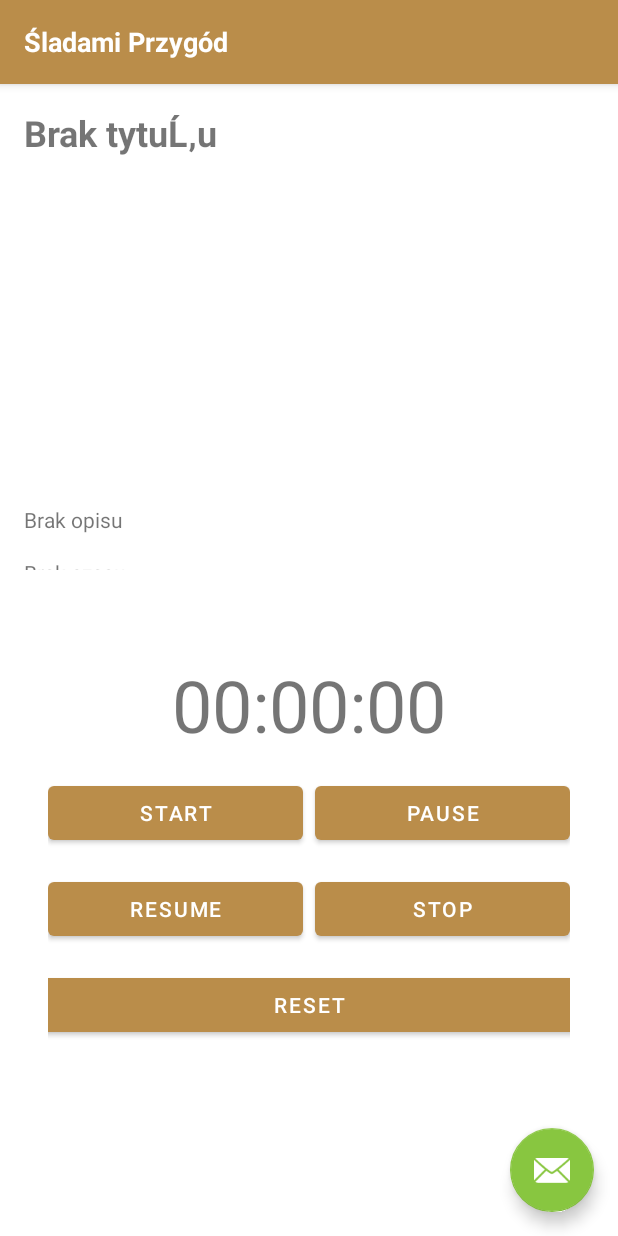
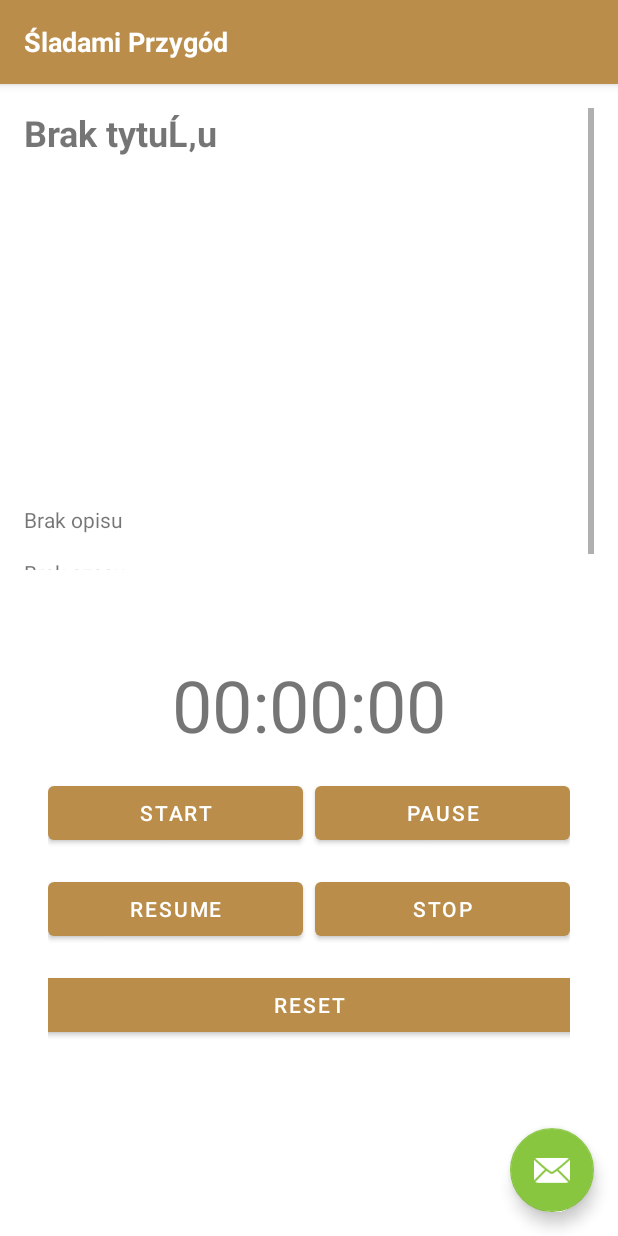
Before and after one commit to juliaban/AM_154015, an Android app: the StoperFragment screen opened directly, with no data from a screen before it, on a phone screen of 412 x 824 dp. Run offline under Robolectric (Android 15) with nearby library versions, the phone set to English and light mode, and no system bars; Roboto replaces fonts that are not available here.

Commit message:
Initial Commit

```diff
--- a/app/src/main/java/com/example/sladamiprzygod/BaseActivity.kt
+++ b/app/src/main/java/com/example/sladamiprzygod/BaseActivity.kt
@@ -13,7 +13,7 @@ open class BaseActivity : AppCompatActivity() {
         setContentView(R.layout.activity_base)
         val toolbar: Toolbar = findViewById(R.id.toolbar)
         setSupportActionBar(toolbar)
-        supportActionBar?.title = getString(R.string.app_name) // Ustawianie tytuĹ‚u na nazwÄ™ aplikacji
+        supportActionBar?.title = getString(R.string.app_name)
     }
 
 
--- a/app/src/main/java/com/example/sladamiprzygod/DetailsActivity.kt
+++ b/app/src/main/java/com/example/sladamiprzygod/DetailsActivity.kt
@@ -39,6 +39,7 @@ class DetailsActivity : BaseActivity() {
             }
         }
 
+
         val stopwatchFragment = StoperFragment()
 
         supportFragmentManager.inTransaction {
@@ -67,6 +68,8 @@ class DetailsActivity : BaseActivity() {
         }
     }
 
+
+
     override fun onRequestPermissionsResult(requestCode: Int, permissions: Array<out String>, grantResults: IntArray) {
         super.onRequestPermissionsResult(requestCode, permissions, grantResults)
         if (requestCode == SMS_PERMISSION_CODE) {
--- a/app/src/main/java/com/example/sladamiprzygod/StoperFragment.kt
+++ b/app/src/main/java/com/example/sladamiprzygod/StoperFragment.kt
@@ -15,16 +15,16 @@ class StoperFragment : Fragment() {
     private val binding get() = _binding!!
 
     private var running = false
-    private var startTime = 0L // Czas rozpoczęcia liczenia
-    private var elapsedTime = 0L // Całkowity czas, który upłynął
-    private var pauseTime = 0L // Czas zatrzymania
+    private var startTime = 0L
+    private var elapsedTime = 0L
+    private var pauseTime = 0L
 
     private val handler = Handler()
     private val runnable = object : Runnable {
         override fun run() {
             if (running) {
                 val currentTime = System.currentTimeMillis()
-                elapsedTime = currentTime - startTime // Aktualny czas minus czas rozpoczęcia
+                elapsedTime = currentTime - startTime
                 updateTimerText()
                 handler.postDelayed(this, 1000)
             }
@@ -46,7 +46,7 @@ class StoperFragment : Fragment() {
             if (!running) {
                 running = true
                 binding.btnStart.isEnabled = false
-                startTime = System.currentTimeMillis() - elapsedTime // Ustawienie startTime z uwzględnieniem poprzedniego czasu
+                startTime = System.currentTimeMillis() - elapsedTime
                 handler.post(runnable)
             }
         }
@@ -54,7 +54,7 @@ class StoperFragment : Fragment() {
         binding.btnPause.setOnClickListener {
             if (running) {
                 running = false
-                pauseTime = System.currentTimeMillis() // Zapisanie czasu zatrzymania
+                pauseTime = System.currentTimeMillis()
                 handler.removeCallbacks(runnable)
             }
         }
@@ -62,7 +62,7 @@ class StoperFragment : Fragment() {
         binding.btnResume.setOnClickListener {
             if (!running) {
                 running = true
-                startTime += System.currentTimeMillis() - pauseTime // Korekcja startTime o czas zatrzymania
+                startTime += System.currentTimeMillis() - pauseTime
                 handler.post(runnable)
             }
         }
@@ -109,8 +109,6 @@ class StoperFragment : Fragment() {
         }
     }
 
-
-
     override fun onResume() {
         super.onResume()
         if (running) {
@@ -125,6 +123,8 @@ class StoperFragment : Fragment() {
 
     override fun onDestroyView() {
         super.onDestroyView()
+
+        handler.removeCallbacks(runnable)
         _binding = null
     }
 
--- a/app/src/main/res/layout-land/activity_details.xml
+++ b/app/src/main/res/layout-land/activity_details.xml
@@ -1,24 +1,46 @@
 <?xml version="1.0" encoding="utf-8"?>
-<LinearLayout xmlns:android="http://schemas.android.com/apk/res/android"
+<androidx.constraintlayout.widget.ConstraintLayout xmlns:android="http://schemas.android.com/apk/res/android"
     xmlns:app="http://schemas.android.com/apk/res-auto"
     xmlns:tools="http://schemas.android.com/tools"
     android:layout_width="match_parent"
     android:layout_height="match_parent"
     android:orientation="horizontal"
-    android:padding="16dp"
     tools:context=".DetailsActivity">
 
+    <!-- Toolbar -->
+    <include
+        layout="@layout/toolbar"
+        android:id="@+id/toolbar"
+        android:layout_width="match_parent"
+        android:layout_height="wrap_content"
+        app:layout_constraintTop_toTopOf="parent" />
+
+    <!-- Kontener fragmentu szczegółów -->
     <FrameLayout
         android:id="@+id/fragmentContainerDetail"
         android:layout_width="0dp"
-        android:layout_height="match_parent"
-        android:layout_weight="1"/>
+        android:layout_height="0dp"
+        android:layout_marginEnd="8dp"
+        android:padding="16dp"
+        android:layout_marginTop="16dp"
+        app:layout_constraintTop_toBottomOf="@id/toolbar"
+        app:layout_constraintStart_toStartOf="parent"
+        app:layout_constraintEnd_toStartOf="@id/fragmentContainerStopwatch"
+        app:layout_constraintBottom_toTopOf="@id/fab_send_sms" />
 
+    <!-- Kontener fragmentu zegara -->
     <FrameLayout
         android:id="@+id/fragmentContainerStopwatch"
         android:layout_width="0dp"
-        android:layout_height="match_parent"
-        android:layout_weight="1"/>
+        android:layout_height="0dp"
+        android:layout_marginStart="8dp"
+        android:padding="16dp"
+        android:layout_marginTop="16dp"
+        app:layout_constraintTop_toBottomOf="@id/toolbar"
+        app:layout_constraintStart_toEndOf="@id/fragmentContainerDetail"
+        app:layout_constraintEnd_toEndOf="parent"
+        app:layout_constraintBottom_toTopOf="@id/fab_send_sms" />
+
 
     <com.google.android.material.floatingactionbutton.FloatingActionButton
         android:id="@+id/fab_send_sms"
@@ -26,5 +48,8 @@
         android:layout_height="wrap_content"
         android:layout_gravity="end|bottom"
         android:layout_margin="16dp"
-        app:srcCompat="@android:drawable/ic_dialog_email" />
-</LinearLayout>
+        app:srcCompat="@android:drawable/ic_dialog_email"
+        app:layout_constraintBottom_toBottomOf="parent"
+        app:layout_constraintEnd_toEndOf="parent" />
+
+</androidx.constraintlayout.widget.ConstraintLayout>
--- a/app/src/main/res/layout-sw600dp-land/activity_details.xml
+++ b/app/src/main/res/layout-sw600dp-land/activity_details.xml
@@ -1,29 +1,54 @@
 <?xml version="1.0" encoding="utf-8"?>
-<LinearLayout xmlns:android="http://schemas.android.com/apk/res/android"
+<androidx.constraintlayout.widget.ConstraintLayout xmlns:android="http://schemas.android.com/apk/res/android"
     xmlns:app="http://schemas.android.com/apk/res-auto"
     xmlns:tools="http://schemas.android.com/tools"
     android:layout_width="match_parent"
     android:layout_height="match_parent"
-    android:orientation="horizontal"
-    android:padding="16dp">
+    tools:context=".DetailsActivity">>
 
+    <!-- Toolbar -->
+    <include
+        layout="@layout/toolbar"
+        android:id="@+id/toolbar"
+        android:layout_width="match_parent"
+        android:layout_height="wrap_content"
+        app:layout_constraintTop_toTopOf="parent" />
+
+    <!-- Kontener fragmentu szczegółów -->
     <FrameLayout
         android:id="@+id/fragmentContainerDetail"
         android:layout_width="0dp"
-        android:layout_height="match_parent"
-        android:layout_weight="1"/>
+        android:layout_height="0dp"
+        android:padding="16dp"
+        android:layout_marginTop="32dp"
+        app:layout_constraintTop_toBottomOf="@id/toolbar"
+        app:layout_constraintBottom_toTopOf="@id/fab_send_sms"
+        app:layout_constraintStart_toStartOf="parent"
+        app:layout_constraintEnd_toStartOf="@id/fragmentContainerStopwatch"
+        app:layout_constraintHorizontal_weight="1" />
 
+    <!-- Kontener fragmentu zegara -->
     <FrameLayout
         android:id="@+id/fragmentContainerStopwatch"
         android:layout_width="0dp"
-        android:layout_height="match_parent"
-        android:layout_weight="1"/>
+        android:layout_height="0dp"
+        android:padding="16dp"
+        android:layout_marginTop="32dp"
+        app:layout_constraintTop_toBottomOf="@id/toolbar"
+        app:layout_constraintBottom_toTopOf="@id/fab_send_sms"
+        app:layout_constraintStart_toEndOf="@id/fragmentContainerDetail"
+        app:layout_constraintEnd_toStartOf="@+id/fab_send_sms"
+        app:layout_constraintHorizontal_weight="1" />
 
+    <!-- Przycisk do wysyłania wiadomości SMS -->
     <com.google.android.material.floatingactionbutton.FloatingActionButton
         android:id="@+id/fab_send_sms"
         android:layout_width="wrap_content"
         android:layout_height="wrap_content"
         android:layout_gravity="end|bottom"
         android:layout_margin="16dp"
-        app:srcCompat="@android:drawable/ic_dialog_email" />
-</LinearLayout>
+        app:srcCompat="@android:drawable/ic_dialog_email"
+        app:layout_constraintBottom_toBottomOf="parent"
+        app:layout_constraintEnd_toEndOf="parent" />
+
+</androidx.constraintlayout.widget.ConstraintLayout>
--- a/app/src/main/res/layout-sw600dp/activity_details.xml
+++ b/app/src/main/res/layout-sw600dp/activity_details.xml
@@ -5,13 +5,19 @@
     android:layout_width="match_parent"
     android:layout_height="match_parent"
     android:orientation="vertical"
-    android:padding="16dp">
+    tools:context=".DetailsActivity">
+
+    <include
+        layout="@layout/toolbar"
+        android:layout_width="match_parent"
+        android:layout_height="wrap_content" />
 
     <FrameLayout
         android:id="@+id/fragmentContainerDetail"
         android:layout_width="match_parent"
         android:layout_height="0dp"
-        android:layout_weight="1"/>
+        android:layout_weight="1"
+        android:layout_marginTop="32dp"/>
 
     <FrameLayout
         android:id="@+id/fragmentContainerStopwatch"
--- a/app/src/main/res/layout-sw600dp/activity_main.xml
+++ b/app/src/main/res/layout-sw600dp/activity_main.xml
@@ -6,6 +6,11 @@
     android:layout_width="match_parent"
     android:layout_height="match_parent"
     tools:context=".MainActivity">
+
+    <include
+        layout="@layout/toolbar"
+        android:layout_width="match_parent"
+        android:layout_height="wrap_content" />
 
     <TextView
         android:id="@+id/name"
@@ -38,4 +43,16 @@
         app:layout_constraintTop_toTopOf="parent"
         app:layout_constraintVertical_bias="0.555" />
 
+    <Switch
+        android:id="@+id/themeSwitch"
+        android:layout_width="167dp"
+        android:layout_height="83dp"
+        android:layout_margin="16dp"
+        android:layout_marginEnd="28dp"
+        android:layout_marginBottom="16dp"
+        android:text="MOTYW"
+        android:textSize="32dp"
+        app:layout_constraintBottom_toBottomOf="parent"
+        app:layout_constraintEnd_toEndOf="parent" />
+
 </androidx.constraintlayout.widget.ConstraintLayout>
--- a/app/src/main/res/layout-sw600dp/activity_next.xml
+++ b/app/src/main/res/layout-sw600dp/activity_next.xml
@@ -7,11 +7,19 @@
     android:layout_height="match_parent"
     tools:context=".NextActivity">
 
+    <include
+        layout="@layout/toolbar"
+        android:id="@+id/toolbar"
+        android:layout_width="match_parent"
+        android:layout_height="wrap_content"
+        app:layout_constraintTop_toTopOf="parent" />
+
     <androidx.recyclerview.widget.RecyclerView
         android:id="@+id/rvSzlakiLista"
         android:layout_width="match_parent"
         android:layout_height="match_parent"
         android:layout_margin="10dp"
+        android:paddingTop="60dp"
         app:layout_constraintTop_toTopOf="parent"
         app:layout_constraintBottom_toBottomOf="parent"
         app:layout_constraintStart_toStartOf="parent"
--- a/app/src/main/res/layout-sw600dp/fragment_szlak.xml
+++ b/app/src/main/res/layout-sw600dp/fragment_szlak.xml
@@ -1,11 +1,15 @@
-<?xml version="1.0" encoding="utf-8"?>
-<LinearLayout xmlns:android="http://schemas.android.com/apk/res/android"
+<ScrollView xmlns:android="http://schemas.android.com/apk/res/android"
     xmlns:tools="http://schemas.android.com/tools"
     android:layout_width="match_parent"
     android:layout_height="match_parent"
     tools:context=".SzlakFragment"
     android:orientation="vertical"
     android:padding="32dp">
+
+    <LinearLayout
+        android:layout_width="match_parent"
+        android:layout_height="wrap_content"
+        android:orientation="vertical">
 
         <TextView
             android:id="@+id/tvTitle"
@@ -36,3 +40,4 @@
             android:textSize="18sp"/>
 
     </LinearLayout>
+</ScrollView>
--- a/app/src/main/res/layout/fragment_szlak.xml
+++ b/app/src/main/res/layout/fragment_szlak.xml
@@ -1,9 +1,12 @@
 <?xml version="1.0" encoding="utf-8"?>
-<LinearLayout xmlns:android="http://schemas.android.com/apk/res/android"
+<ScrollView xmlns:android="http://schemas.android.com/apk/res/android"
     xmlns:tools="http://schemas.android.com/tools"
     android:layout_width="match_parent"
-    android:layout_height="match_parent"
-    tools:context=".SzlakFragment"
+    android:layout_height="match_parent">
+
+    <LinearLayout
+        android:layout_width="match_parent"
+        android:layout_height="wrap_content"
         android:orientation="vertical">
 
         <TextView
@@ -33,3 +36,4 @@
             android:layout_marginTop="16dp"/>
 
     </LinearLayout>
+</ScrollView>
--- a/app/src/main/res/layout/toolbar.xml
+++ b/app/src/main/res/layout/toolbar.xml
@@ -7,7 +7,6 @@
     android:elevation="4dp"
     app:titleTextColor="@color/white">
 
-    <!-- Nazwa aplikacji -->
     <TextView
         android:layout_width="wrap_content"
         android:layout_height="wrap_content"
--- a/app/src/main/res/values-night/themes.xml
+++ b/app/src/main/res/values-night/themes.xml
@@ -1,5 +1,5 @@
 <resources xmlns:tools="http://schemas.android.com/tools">
-    <style name="Theme.SladamiPrzygod" parent="Theme.MaterialComponents.DayNight.NoActionBar">
+    <style name="Base.Theme.SladamiPrzygod" parent="Theme.MaterialComponents.DayNight.NoActionBar">
         <!-- Customize your theme here. -->
         <item name="colorPrimary">#BA8D4A</item>
         <item name="colorPrimaryVariant">#BA8D4A</item>
```
Also changed, not shown: app/src/main/java/com/example/sladamiprzygod/Szlak.kt (line endings or trailing spaces), app/src/main/res/layout/activity_next.xml (line endings or trailing spaces). Lines whose indentation alone changed are shown as unchanged.
